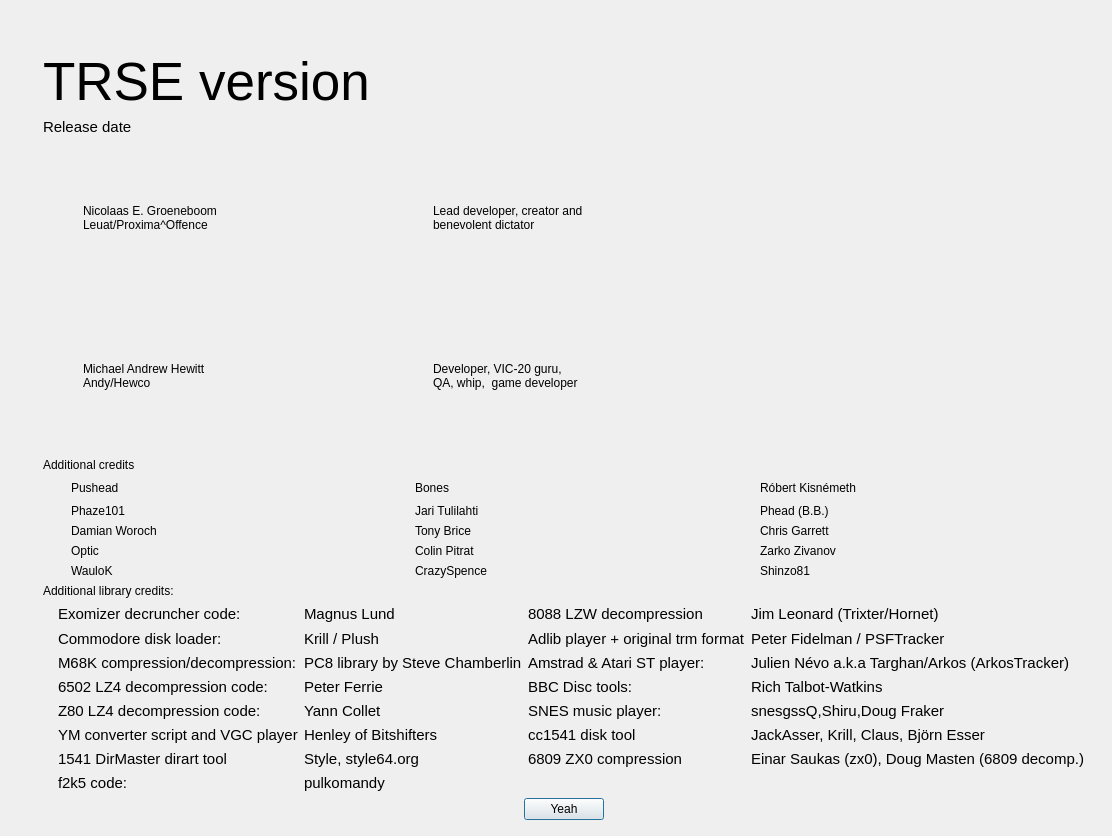
This is source/dialogabout.ui in leuat/TRSE as Qt 5 draws it before an edit. The edited form follows.
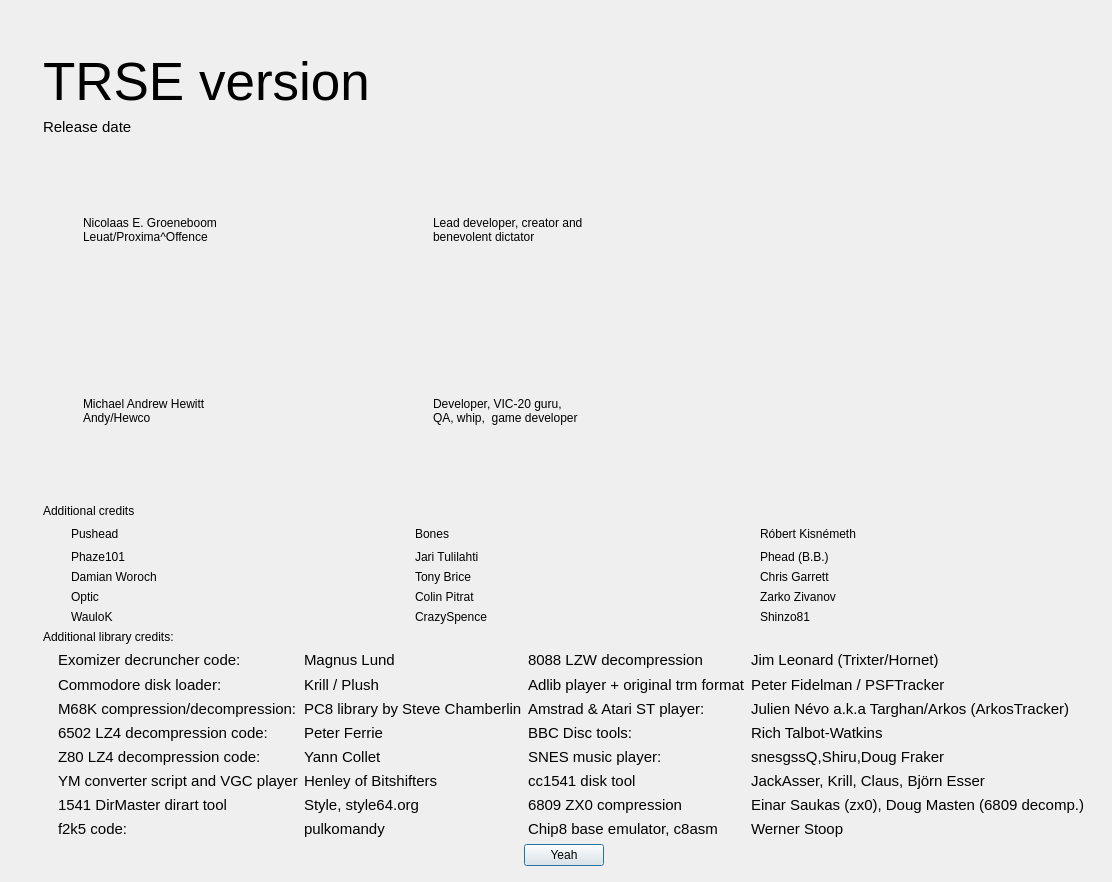
This is the edited form. Icons and pictures are not drawn.

Patch:
```diff
--- a/source/dialogabout.ui
+++ b/source/dialogabout.ui
@@ -7,7 +7,7 @@
     <x>0</x>
     <y>0</y>
     <width>969</width>
-    <height>836</height>
+    <height>882</height>
    </rect>
   </property>
   <property name="sizePolicy">
@@ -1095,6 +1095,36 @@
          </property>
         </widget>
        </item>
+       <item row="7" column="3">
+        <widget class="QLabel" name="label_54">
+         <property name="font">
+          <font>
+           <pointsize>11</pointsize>
+          </font>
+         </property>
+         <property name="text">
+          <string>Chip8 base emulator, c8asm</string>
+         </property>
+         <property name="alignment">
+          <set>Qt::AlignLeading|Qt::AlignLeft|Qt::AlignVCenter</set>
+         </property>
+        </widget>
+       </item>
+       <item row="7" column="4">
+        <widget class="QLabel" name="label_55">
+         <property name="font">
+          <font>
+           <pointsize>11</pointsize>
+          </font>
+         </property>
+         <property name="text">
+          <string>Werner Stoop</string>
+         </property>
+         <property name="alignment">
+          <set>Qt::AlignLeading|Qt::AlignLeft|Qt::AlignVCenter</set>
+         </property>
+        </widget>
+       </item>
       </layout>
      </item>
      <item alignment="Qt::AlignHCenter">
```
